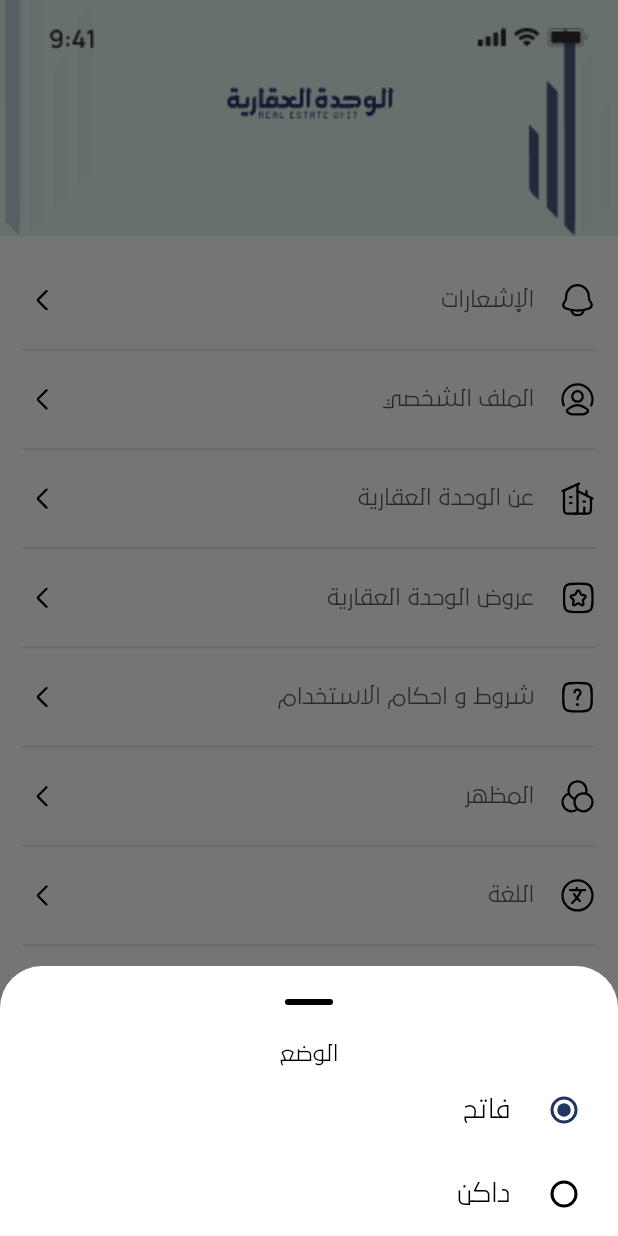
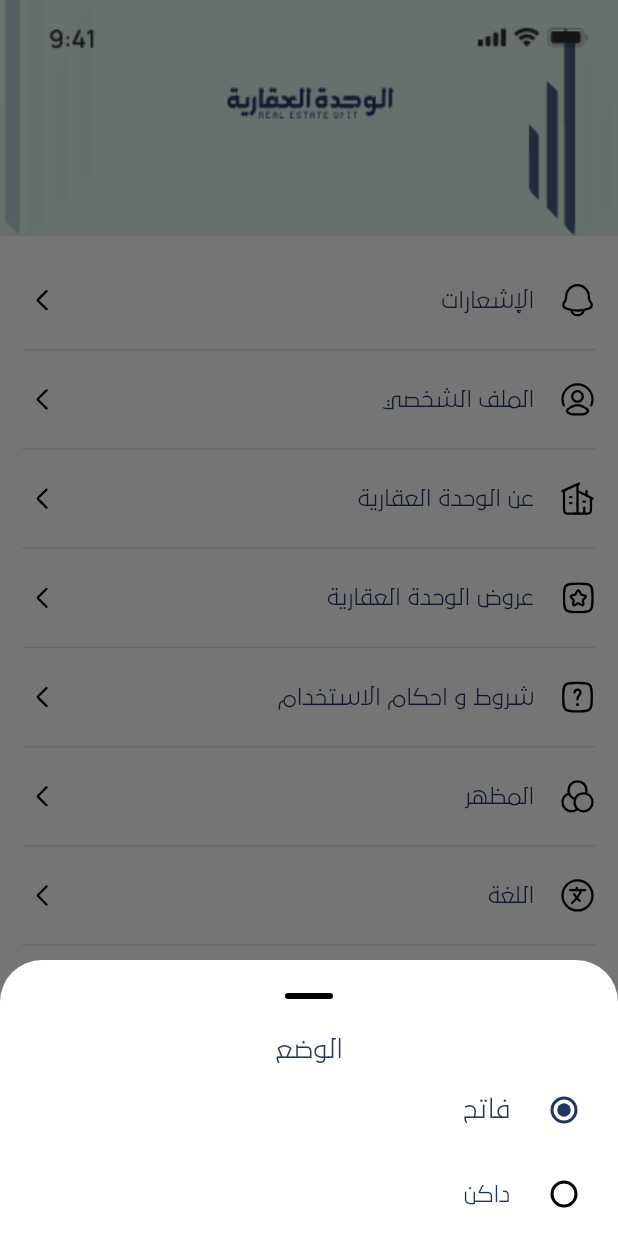
Before and after one commit to mohamedhanyyy/unitapp, a Flutter app: the MoreScreen screen opened directly, after a tap on "المظهر", on a phone screen of 412 x 824 dp. Run offline on Flutter 3.47's test engine with Material 3 defaults, Android fonts, the phone set to English and light mode, and no system bars; our stand-ins replace awesome_dialog, dartz, dio, easy_localization, flutter_bloc, flutter_screenutil and 8 more; missing offline and left inert: flutter_phone_direct_caller, new_version_plus; accounts and stored records are empty.

Commit message:
more widget

```diff
--- a/lib/modules/more/presentation/widgets/profile_item_widget.dart
+++ b/lib/modules/more/presentation/widgets/profile_item_widget.dart
@@ -25,18 +25,20 @@ class ProfileItemWidget extends StatelessWidget {
       child: Column(
         children: [
           ListTile(
-            leading: SvgPicture.asset(icon,color: AppColors.getBackgroundColor,),
-            title: Text(
-              name.tr(),
-              style:   TextStyle(
-                  color: AppColors.getGreyTextColor, fontSize: 14),
+            leading: SvgPicture.asset(
+              icon,
+              color: AppColors.getBackgroundColor,
             ),
+            title:
+                Text(name.tr(), style: Theme.of(context).textTheme.bodyMedium),
             trailing: RotatedBox(
                 quarterTurns: context.isCurrentEnglish ? 2 : 0,
-                child: SvgPicture.asset(AppIcons.profileArrow,
-                color: AppColors.getBackgroundColor,)),
+                child: SvgPicture.asset(
+                  AppIcons.profileArrow,
+                  color: AppColors.getBackgroundColor,
+                )),
           ),
-            Padding(
+          Padding(
             padding: const EdgeInsets.symmetric(horizontal: 5),
             child: CustomDivider(),
           ),
@@ -69,18 +71,20 @@ class ProfileBottomSheetWidget extends StatelessWidget {
       child: Column(
         children: [
           ListTile(
-
-            leading: SvgPicture.asset(icon,color: AppColors.getBackgroundColor,),
+            leading: SvgPicture.asset(
+              icon,
+              color: AppColors.getBackgroundColor,
+            ),
             title: Text(
               name.tr(),
-              style:   TextStyle(
-                  color: AppColors.getGreyTextColor, fontSize: 14),
+              style: Theme.of(context).textTheme.bodyMedium,
             ),
             trailing: RotatedBox(
                 quarterTurns: context.isCurrentEnglish ? 2 : 0,
-                child: SvgPicture.asset(AppIcons.profileArrow,color: AppColors.getBackgroundColor,)),
+                child: SvgPicture.asset(AppIcons.profileArrow,
+                    color: AppColors.getBackgroundColor)),
           ),
-            Padding(
+          Padding(
             padding: const EdgeInsets.symmetric(horizontal: 5),
             child: CustomDivider(),
           ),
--- a/lib/modules/more/presentation/widgets/theme_widget.dart
+++ b/lib/modules/more/presentation/widgets/theme_widget.dart
@@ -19,9 +19,9 @@ class _ThemeWidgetState extends State<ThemeWidget> {
     return Column(
       mainAxisSize: MainAxisSize.min,
       children: [
-        Text("Theme".tr()),
-        RadioListTile.adaptive(
-            title: Text("Light".tr()),
+        Text("Theme".tr(),style: Theme.of(context).textTheme.bodyLarge,),
+         RadioListTile.adaptive(
+            title: Text("Light".tr(),style: Theme.of(context).textTheme.bodyLarge,),
             value: 0,
             activeColor: AppColors.primaryColor,
             groupValue: light,
@@ -35,7 +35,7 @@ class _ThemeWidgetState extends State<ThemeWidget> {
               // AppNavigation.pop();
             }),
         RadioListTile.adaptive(
-            title: Text("Dark".tr()),
+            title: Text("Dark".tr(),style: Theme.of(context).textTheme.bodyMedium,),
             value: 1,
             activeColor: AppColors.primaryColor,
             groupValue: light,
--- a/lib/shared/themes/app_theme.dart
+++ b/lib/shared/themes/app_theme.dart
@@ -12,8 +12,31 @@ class AppThemes {
     scaffoldBackgroundColor: AppColors.blackColor,
     cardColor: AppColors.blackColor,
     splashColor: Colors.transparent,
-     hintColor: AppColors.whiteColor,
-     appBarTheme: AppBarTheme(
+    hintColor: AppColors.whiteColor,
+    textTheme: const TextTheme(
+        titleLarge: TextStyle(
+          color: Colors.white,
+          fontFamily: '29ltbukrabold',
+        ),
+        titleMedium: TextStyle(
+          color: Colors.white,
+        ),
+        titleSmall: TextStyle(
+          color: Colors.white,
+          fontFamily: '29ltbukrabold',
+
+        ),
+        bodyLarge: TextStyle(
+          color: Colors.white,
+        ),
+        bodyMedium: TextStyle(
+          color: Colors.white,
+        ),
+        bodySmall: TextStyle(
+          color: Colors.white,
+
+        )),
+    appBarTheme: AppBarTheme(
       iconTheme: IconThemeData(size: 13.sp),
       titleSpacing: 0,
       elevation: 0,
@@ -36,6 +59,38 @@ class AppThemes {
     primaryColor: AppColors.primaryColor,
     scaffoldBackgroundColor: AppColors.whiteColor,
     cardColor: AppColors.whiteColor,
+    textTheme: const TextTheme(
+      titleLarge: TextStyle(
+        color: AppColors.primaryColor,
+        fontFamily: '29ltbukrabold',
+
+      ),
+      titleMedium: TextStyle(
+        color: AppColors.primaryColor,
+        fontFamily: '29ltbukrabold',
+
+      ),
+      titleSmall: TextStyle(
+        color: AppColors.primaryColor,
+        fontFamily: '29ltbukrabold',
+      ),
+      bodyLarge: TextStyle(
+        color: AppColors.primaryColor,
+        fontFamily: '29ltbukrabold',
+
+      ),
+      bodyMedium: TextStyle(
+        color: AppColors.primaryColor,
+        fontFamily: '29ltbukrabold',
+
+      ),
+      bodySmall: TextStyle(
+        color: AppColors.primaryColor,
+        fontFamily: '29ltbukrabold',
+
+      ),
+
+    ),
     splashColor: Colors.transparent,
     appBarTheme: AppBarTheme(
       iconTheme: IconThemeData(size: 13.sp),
```
